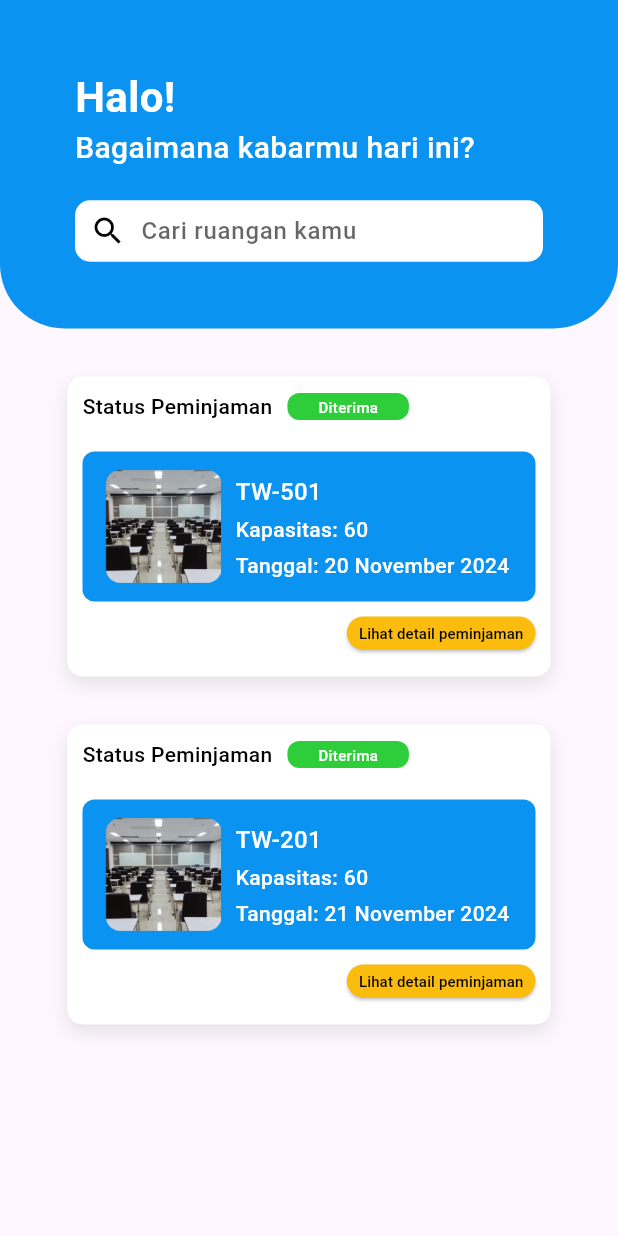
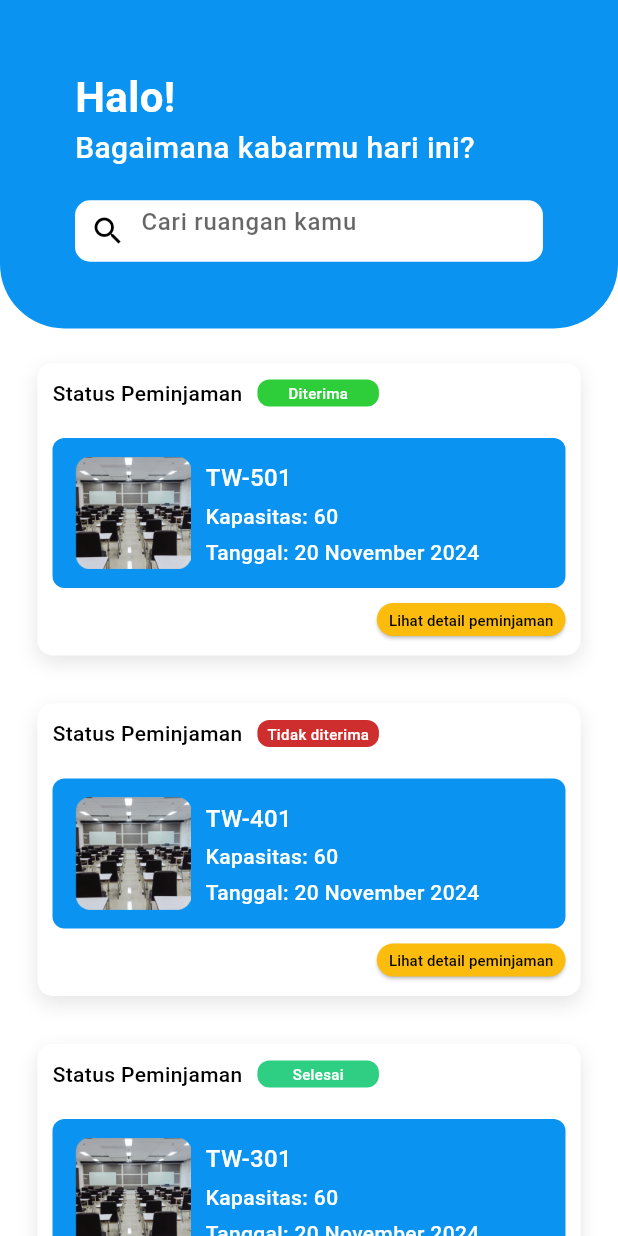
Before and after one commit to HyggeHalcyon/FP-Mobile-Programming, a Flutter app: the screen it shows after launch, on a phone screen of 412 x 824 dp. Run offline on Flutter 3.47's test engine with Material 3 defaults, Android fonts, the phone set to English and light mode, and no system bars; Roboto replaces fonts that are missing (Poppins).

Commit message:
feat: add statusCard method and implement scrollable page

```diff
--- a/lib/main.dart
+++ b/lib/main.dart
@@ -25,9 +25,35 @@ class MyHomePage extends StatelessWidget {
   @override
   Widget build(BuildContext context) {
     return Scaffold(
-      body: Column(
+      body: Stack(
+        children: [
+          SingleChildScrollView(
+            child: Column(
               children: [
                 Container(
+                  color: Colors.white,
+                  child: Padding(
+                    padding: const EdgeInsets.only(top: 210, bottom: 20),
+                    child: Column(children: [
+                      statusCard("TW-501", 1, 60, "20 November 2024"),
+                      statusCard("TW-401", 0, 60, "20 November 2024"),
+                      statusCard("TW-301", 2, 60, "20 November 2024"),
+                      statusCard("TW-501", 1, 60, "20 November 2024"),
+                      statusCard("TW-401", 0, 60, "20 November 2024"),
+                      statusCard("TW-301", 2, 60, "20 November 2024"),
+                    ]),
+                  ),
+                ),
+              ],
+            ),
+          ),
+
+          // Header fixed di atas
+          Positioned(
+            top: 0,
+            left: 0,
+            right: 0,
+            child: Container(
               height: 219,
               width: double.infinity,
               decoration: ShapeDecoration(
@@ -71,7 +97,7 @@ class MyHomePage extends StatelessWidget {
                   Padding(
                     padding: const EdgeInsets.symmetric(horizontal: 50),
                     child: Container(
-                    width: 323,
+                      width: double.infinity,
                       height: 41,
                       padding: const EdgeInsets.symmetric(horizontal: 10),
                       decoration: ShapeDecoration(
@@ -99,7 +125,7 @@ class MyHomePage extends StatelessWidget {
                                 ),
                                 border: InputBorder.none,
                                 contentPadding:
-                                  EdgeInsets.symmetric(vertical: 10),
+                                    EdgeInsets.symmetric(vertical: 14),
                               ),
                             ),
                           ),
@@ -110,21 +136,21 @@ class MyHomePage extends StatelessWidget {
                 ],
               ),
             ),
-          statusCard("TW-501", "Diterima", 60, "20 November 2024"),
-          statusCard("TW-201", "Diterima", 60, "21 November 2024"),
+          ),
         ],
       ),
     );
   }
 
-  Column statusCard(
-      String classroom, String status, int capacity, String date) {
+  Column statusCard(String classroom, int status, int capacity, String date) {
     return Column(
       children: [
         const SizedBox(height: 32),
-        Container(
-          width: 322,
-          height: 200, // Tinggi kontainer tetap
+        Padding(
+          padding: const EdgeInsets.only(left: 25, right: 25),
+          child: Container(
+            width: double.infinity, // Menyesuaikan lebar dengan layar
+            height: 195,
             decoration: ShapeDecoration(
               color: Colors.white,
               shape: RoundedRectangleBorder(
@@ -159,12 +185,24 @@ class MyHomePage extends StatelessWidget {
                         width: 81,
                         height: 18,
                         decoration: BoxDecoration(
-                        color: const Color(0xFF2ECE3B),
+                          color: status == 0
+                              ? const Color(0xFFCE2E2E) // Hijau untuk diterima
+                              : status == 1
+                                  ? const Color(
+                                      0xFF2ECE3B) // Merah untuk tidak diterima
+                                  : const Color(
+                                      0xFF2ECE83), // Ungu untuk dalam pemeliharaan
                           borderRadius: BorderRadius.circular(8),
                         ),
                         alignment: Alignment.center,
                         child: Text(
-                        status,
+                          status == 0
+                              ? "Tidak diterima"
+                              : status == 1
+                                  ? "Diterima"
+                                  : status == 2
+                                      ? "Selesai"
+                                      : "",
                           style: const TextStyle(
                             color: Colors.white,
                             fontSize: 10,
@@ -269,6 +307,7 @@ class MyHomePage extends StatelessWidget {
               ],
             ),
           ),
+        ),
       ],
     );
   }
```
Lines whose indentation alone changed are shown as unchanged.
